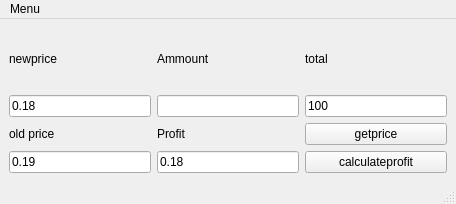
This is mainwindow.ui in netpipe/QuickCoin as Qt 5 draws it before an edit. The edited form follows.
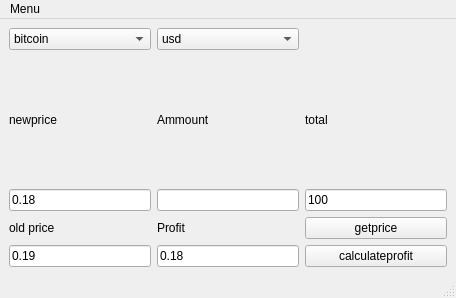
This is the edited form.

What changed in the file:
```diff
--- a/mainwindow.ui
+++ b/mainwindow.ui
@@ -7,7 +7,7 @@
     <x>0</x>
     <y>0</y>
     <width>456</width>
-    <height>204</height>
+    <height>298</height>
    </rect>
   </property>
   <property name="windowTitle">
@@ -15,91 +15,154 @@
   </property>
   <widget class="QWidget" name="centralwidget">
    <layout class="QGridLayout" name="gridLayout">
-    <item row="0" column="0">
-     <widget class="QLabel" name="label">
+    <item row="4" column="0">
+     <widget class="QLabel" name="label_3">
       <property name="text">
-       <string>newprice</string>
+       <string>old price</string>
       </property>
      </widget>
     </item>
-    <item row="0" column="1">
-     <widget class="QLabel" name="label_2">
+    <item row="4" column="2">
+     <widget class="QPushButton" name="pushButton">
       <property name="text">
-       <string>Ammount</string>
+       <string>getprice</string>
       </property>
      </widget>
     </item>
-    <item row="0" column="2">
+    <item row="5" column="0">
+     <widget class="QLineEdit" name="oldprice">
+      <property name="text">
+       <string>0.19</string>
+      </property>
+     </widget>
+    </item>
+    <item row="3" column="0">
+     <widget class="QLineEdit" name="newprice">
+      <property name="text">
+       <string>0.18</string>
+      </property>
+     </widget>
+    </item>
+    <item row="2" column="2">
      <widget class="QLabel" name="label_5">
       <property name="text">
        <string>total</string>
       </property>
      </widget>
     </item>
-    <item row="1" column="0">
-     <widget class="QLineEdit" name="newprice">
-      <property name="text">
-       <string>0.18</string>
-      </property>
-     </widget>
-    </item>
-    <item row="1" column="1">
-     <widget class="QLineEdit" name="ammount">
-      <property name="enabled">
-       <bool>true</bool>
-      </property>
-      <property name="text">
-       <string/>
-      </property>
-     </widget>
-    </item>
-    <item row="1" column="2">
+    <item row="3" column="2">
      <widget class="QLineEdit" name="total">
       <property name="text">
        <string>100</string>
       </property>
      </widget>
     </item>
+    <item row="5" column="2">
+     <widget class="QPushButton" name="pushButton_2">
+      <property name="text">
+       <string>calculateprofit</string>
+      </property>
+     </widget>
+    </item>
     <item row="2" column="0">
-     <widget class="QLabel" name="label_3">
+     <widget class="QLabel" name="label">
       <property name="text">
-       <string>old price</string>
+       <string>newprice</string>
       </property>
      </widget>
     </item>
     <item row="2" column="1">
+     <widget class="QLabel" name="label_2">
+      <property name="text">
+       <string>Ammount</string>
+      </property>
+     </widget>
+    </item>
+    <item row="4" column="1">
      <widget class="QLabel" name="label_4">
       <property name="text">
        <string>Profit</string>
       </property>
      </widget>
     </item>
-    <item row="3" column="0">
-     <widget class="QLineEdit" name="oldprice">
-      <property name="text">
-       <string>0.19</string>
-      </property>
-     </widget>
-    </item>
     <item row="3" column="1">
+     <widget class="QLineEdit" name="ammount">
+      <property name="enabled">
+       <bool>true</bool>
+      </property>
+      <property name="text">
+       <string/>
+      </property>
+     </widget>
+    </item>
+    <item row="5" column="1">
      <widget class="QLineEdit" name="profit">
       <property name="text">
        <string>0.18</string>
       </property>
      </widget>
     </item>
-    <item row="3" column="2">
-     <widget class="QPushButton" name="pushButton_2">
-      <property name="text">
-       <string>calculateprofit</string>
-      </property>
+    <item row="1" column="0">
+     <widget class="QComboBox" name="coin">
+      <item>
+       <property name="text">
+        <string>bitcoin</string>
+       </property>
+      </item>
+      <item>
+       <property name="text">
+        <string>dogecoin</string>
+       </property>
+      </item>
+      <item>
+       <property name="text">
+        <string>litecoin</string>
+       </property>
+      </item>
+      <item>
+       <property name="text">
+        <string>litedoge</string>
+       </property>
+      </item>
+      <item>
+       <property name="text">
+        <string>shiba-inu</string>
+       </property>
+      </item>
+      <item>
+       <property name="text">
+        <string>roger</string>
+       </property>
+      </item>
+      <item>
+       <property name="text">
+        <string>xmr</string>
+       </property>
+      </item>
+      <item>
+       <property name="text">
+        <string>usdc</string>
+       </property>
+      </item>
      </widget>
     </item>
-    <item row="2" column="2">
-     <widget class="QPushButton" name="pushButton">
-      <property name="text">
-       <string>getprice</string>
-      </property>
+    <item row="1" column="1">
+     <widget class="QComboBox" name="country">
+      <item>
+       <property name="text">
+        <string>usd</string>
+       </property>
+      </item>
+      <item>
+       <property name="text">
+        <string>cad</string>
+       </property>
+      </item>
+      <item>
+       <property name="text">
+        <string>eur</string>
+       </property>
+      </item>
      </widget>
     </item>
    </layout>
```
